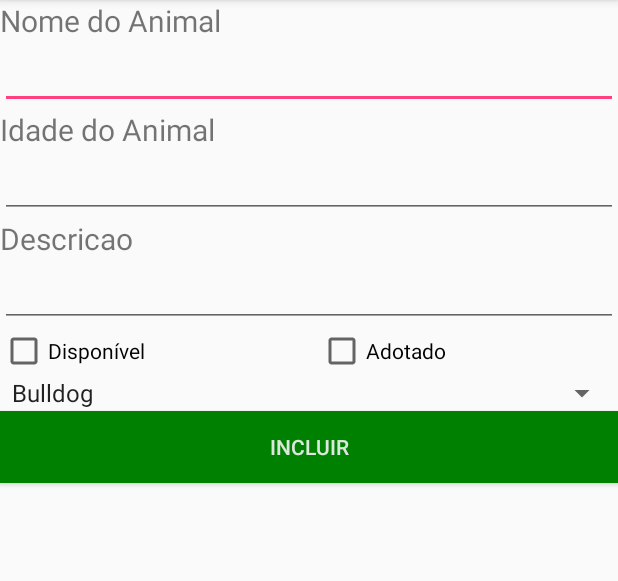
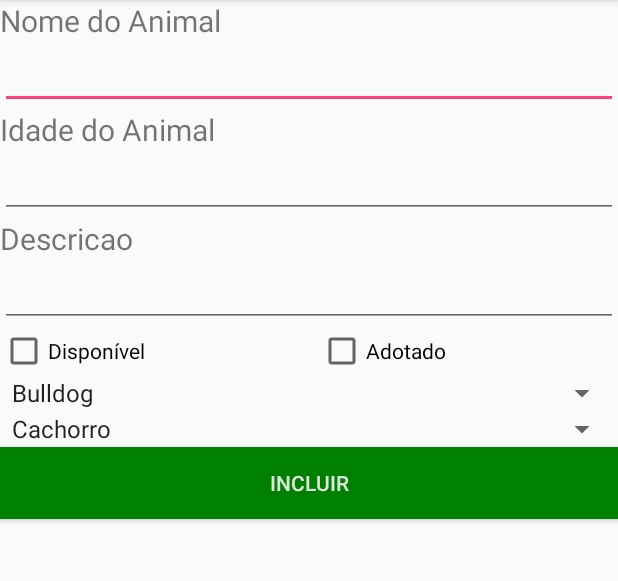
Before and after one commit to guilhermebreed/AdoteUmPet, an Android app: the AnimalActivity screen opened directly, with no data from a screen before it, on a phone screen of 412 x 824 dp, the part 84-665 px from its top. Run offline under Robolectric (Android 15) with nearby library versions, the phone set to English and light mode, and no system bars.

Commit message:
Spinner TipoAnimal

```diff
--- a/app/src/main/java/com/example/italo/adoteumpet/ui/AnimalActivity.java
+++ b/app/src/main/java/com/example/italo/adoteumpet/ui/AnimalActivity.java
@@ -32,8 +32,10 @@ public class AnimalActivity extends AppCompatActivity{
     private EditText cadIdadeAnimal;
     private Button cadIncluirAnimal;
     private ControladorAnimal controladorAnimal = new ControladorAnimal();
-    private String texto;
-    private int a;
+    private String textoRaca;
+    private int ra;
+    private String textoTipoAnimal;
+    private int tip;
 
     @Override
     protected void onCreate(Bundle savedInstanceState) {
@@ -45,14 +47,30 @@ public class AnimalActivity extends AppCompatActivity{
         cadIdadeAnimal = (EditText) findViewById(R.id.cad_idade_animal);
         cadIncluirAnimal = (Button) findViewById(R.id.cad_btnIncluir);
 
+        //Spinner Raça
+        // Cria um ArraAdapter usando um array de string e um layout padrão de spinner
         Spinner spnRaca = (Spinner)
                 findViewById(R.id.spnRaca);
-        ArrayAdapter adapter =
+        ArrayAdapter adapterRaca =
                 ArrayAdapter.createFromResource(this, R.array.Raca, android.R.layout.simple_spinner_item);
-        spnRaca.setAdapter(adapter);
+        //alterar a fonte de dados(adapter) do Spinner
+        spnRaca.setAdapter(adapterRaca);
 
-        texto = spnRaca.getSelectedItem().toString();
-        a = spnRaca.getSelectedItemPosition();
+        textoRaca = spnRaca.getSelectedItem().toString();
+        ra = spnRaca.getSelectedItemPosition();
+
+
+        //Spinner TipoAnimal
+        // Cria um ArraAdapter usando um array de string e um layout padrão de spinner
+        Spinner spnTipoAnimal = (Spinner)
+                findViewById(R.id.spnTipoAnimal);
+        ArrayAdapter adapterTipoAnimal =
+                ArrayAdapter.createFromResource(this, R.array.TipoAnimal, android.R.layout.simple_spinner_item);
+        //alterar a fonte de dados(adapter) do Spinner
+        spnTipoAnimal.setAdapter(adapterTipoAnimal);
+
+        textoTipoAnimal = spnTipoAnimal.getSelectedItem().toString();
+        tip = spnRaca.getSelectedItemPosition();
 
         cadIncluirAnimal.setOnClickListener(new View.OnClickListener(){
             @Override
--- a/app/src/main/res/layout/animal_cadastro.xml
+++ b/app/src/main/res/layout/animal_cadastro.xml
@@ -62,7 +62,13 @@
     <Spinner
         android:id="@+id/spnRaca"
         android:layout_width="match_parent"
-        android:layout_height="wrap_content" />
+        android:layout_height="wrap_content"
+        />
+    <Spinner
+        android:id="@+id/spnTipoAnimal"
+        android:layout_width="match_parent"
+        android:layout_height="wrap_content"
+        />
 
     <Button
         android:id="@+id/cad_btnIncluir"
--- a/app/src/main/res/values/strings.xml
+++ b/app/src/main/res/values/strings.xml
@@ -4,4 +4,9 @@
         <item>Bulldog</item>
         <item>Pastor Alemão</item>
     </string-array>
+
+    <string-array name="TipoAnimal">
+        <item>Cachorro</item>
+        <item>Gato</item>
+    </string-array>
 </resources>
```
Also changed, not shown: app/src/main/java/com/example/italo/adoteumpet/ui/AnimalEditarActivity.java (+35 -1 lines), app/src/main/res/layout/activity_animal_editar.xml (+10 -0 lines).
